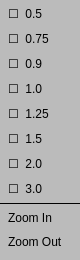
Old version of the form viewmenudialog.ui in the repository ldraconus/HSCCU.
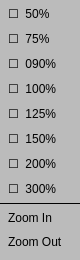
New version of the form.

Diff of the .ui file:
```diff
--- a/viewmenudialog.ui
+++ b/viewmenudialog.ui
@@ -54,7 +54,7 @@
 </string>
      </property>
      <property name="text">
-      <string>☐  0.5</string>
+      <string>☐  50%</string>
      </property>
      <property name="checkable">
       <bool>true</bool>
@@ -81,7 +81,7 @@
 </string>
      </property>
      <property name="text">
-      <string>☐  0.75</string>
+      <string>☐  75%</string>
      </property>
      <property name="checkable">
       <bool>true</bool>
@@ -111,7 +111,7 @@
 </string>
      </property>
      <property name="text">
-      <string>☐  0.9</string>
+      <string>☐  090%</string>
      </property>
      <property name="checkable">
       <bool>true</bool>
@@ -138,7 +138,7 @@
 </string>
      </property>
      <property name="text">
-      <string>☐  1.0</string>
+      <string>☐  100%</string>
      </property>
      <property name="checkable">
       <bool>true</bool>
@@ -168,7 +168,7 @@
 </string>
      </property>
      <property name="text">
-      <string>☐  1.25</string>
+      <string>☐  125%</string>
      </property>
      <property name="checkable">
       <bool>true</bool>
@@ -195,7 +195,7 @@
 </string>
      </property>
      <property name="text">
-      <string>☐  1.5</string>
+      <string>☐  150%</string>
      </property>
      <property name="checkable">
       <bool>true</bool>
@@ -222,7 +222,7 @@
 </string>
      </property>
      <property name="text">
-      <string>☐  2.0</string>
+      <string>☐  200%</string>
      </property>
      <property name="checkable">
       <bool>true</bool>
@@ -263,7 +263,7 @@
 </string>
      </property>
      <property name="text">
-      <string>☐  3.0</string>
+      <string>☐  300%</string>
      </property>
      <property name="checkable">
       <bool>true</bool>
```
